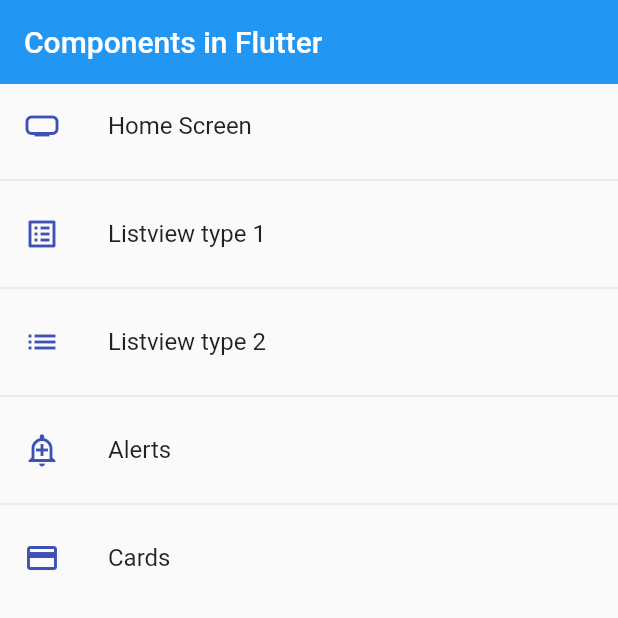
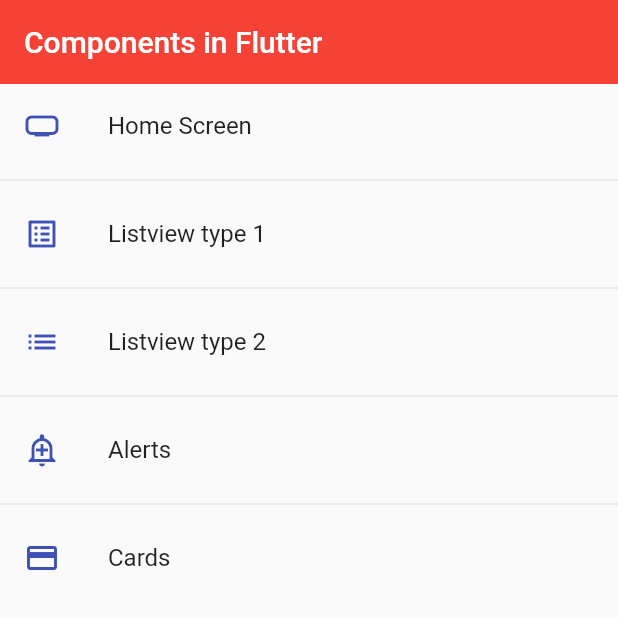
Before and after one commit to luisfdomontoya/flr_component, a Flutter app: the screen it shows after launch, on a phone screen of 412 x 824 dp, the top half of it. Run offline on Flutter 3.47's test engine with Material 2 defaults, Android fonts, the light colour scheme and no system bars.

Commit message:
theme -- adding theme

```diff
--- a/lib/main.dart
+++ b/lib/main.dart
@@ -16,6 +16,15 @@
       initialRoute: AppRoutes.initialRoute,
       routes: AppRoutes.getAppRoutes(),
       onGenerateRoute: AppRoutes.onGenerateRoute,
+      theme: ThemeData.light().copyWith(
+        //Color primario
+        primaryColor: Colors.indigo,
+
+        //AppBar theme
+        appBarTheme: const AppBarTheme(
+          color: Colors.red,
+        ),
+      ),
     );
   }
 }
```
